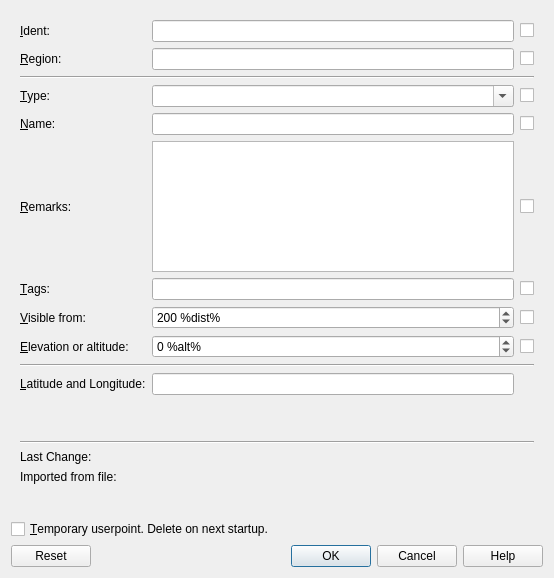
albar965/littlenavmap, file src/userdata/userdatadialog.ui: the form before one commit.
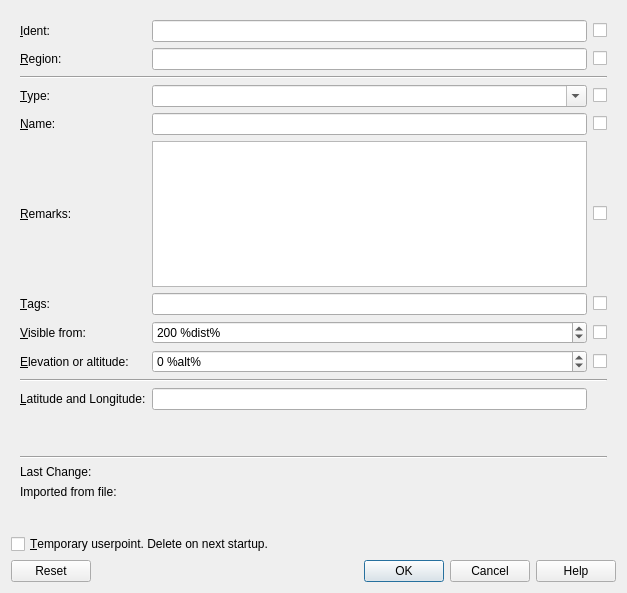
The form after the commit.

What changed in the file:
```diff
--- a/src/userdata/userdatadialog.ui
+++ b/src/userdata/userdatadialog.ui
@@ -6,8 +6,8 @@
    <rect>
     <x>0</x>
     <y>0</y>
-    <width>554</width>
-    <height>578</height>
+    <width>627</width>
+    <height>593</height>
    </rect>
   </property>
   <property name="windowTitle">
```
